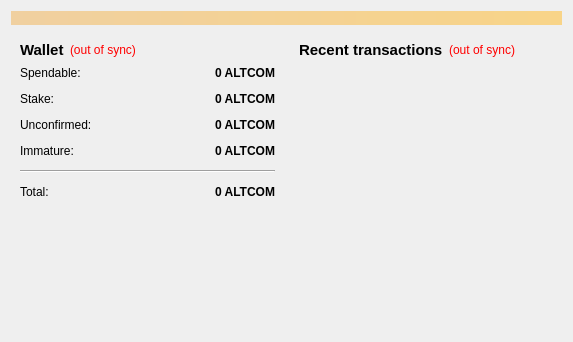
Before: the Qt Designer form src/qt/forms/overviewpage.ui in altcommunitycoin/altcommunitycoin-skunk, drawn with Qt 5.
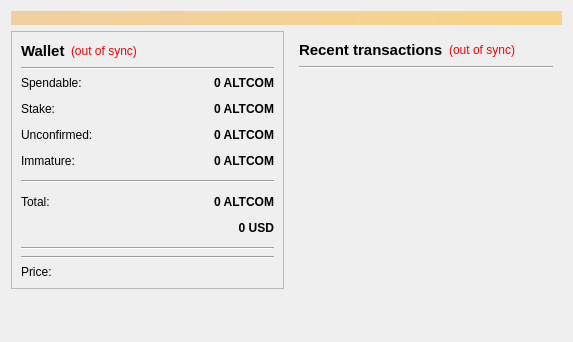
After: the same form once the commit is applied.

What changed in the file:
```diff
--- a/src/qt/forms/overviewpage.ui
+++ b/src/qt/forms/overviewpage.ui
@@ -36,7 +36,19 @@
      <item>
       <layout class="QVBoxLayout" name="verticalLayout_2">
        <item>
-        <widget class="QWidget" name="widget" native="true">
+        <widget class="QFrame" name="frameBalance">
+         <property name="enabled">
+          <bool>true</bool>
+         </property>
+         <property name="frameShape">
+          <enum>QFrame::StyledPanel</enum>
+         </property>
+         <property name="frameShadow">
+          <enum>QFrame::Raised</enum>
+         </property>
+         <property name="lineWidth">
+          <number>2</number>
+         </property>
          <layout class="QVBoxLayout" name="verticalLayout_4">
           <item>
            <layout class="QHBoxLayout" name="horizontalLayout_4">
@@ -85,6 +97,13 @@
             </item>
            </layout>
           </item>
+          <item>
+           <widget class="Line" name="line_4">
+            <property name="orientation">
+             <enum>Qt::Horizontal</enum>
+            </property>
+           </widget>
+          </item>
           <item>
            <layout class="QFormLayout" name="formLayout_2">
             <property name="fieldGrowthPolicy">
@@ -260,8 +279,97 @@
               </property>
              </widget>
             </item>
+            <item row="6" column="1">
+             <widget class="QLabel" name="labelTotalInUSD">
+              <property name="font">
+               <font>
+                <weight>75</weight>
+                <bold>true</bold>
+               </font>
+              </property>
+              <property name="cursor">
+               <cursorShape>IBeamCursor</cursorShape>
+              </property>
+              <property name="toolTip">
+               <string notr="true">Your current total balance in USD</string>
+              </property>
+              <property name="text">
+               <string notr="true">0 USD</string>
+              </property>
+              <property name="alignment">
+               <set>Qt::AlignRight|Qt::AlignTrailing|Qt::AlignVCenter</set>
+              </property>
+              <property name="textInteractionFlags">
+               <set>Qt::LinksAccessibleByMouse|Qt::TextSelectableByKeyboard|Qt::TextSelectableByMouse</set>
+              </property>
+             </widget>
+            </item>
+            <item row="7" column="0" colspan="2">
+             <widget class="Line" name="line_2">
+              <property name="orientation">
+               <enum>Qt::Horizontal</enum>
+              </property>
+             </widget>
+            </item>
            </layout>
           </item>
+          <item>
+           <widget class="Line" name="line_3">
+            <property name="orientation">
+             <enum>Qt::Horizontal</enum>
+            </property>
+           </widget>
+          </item>
+          <item>
+           <widget class="QFrame" name="framePrice">
+            <property name="frameShadow">
+             <enum>QFrame::Raised</enum>
+            </property>
+            <property name="lineWidth">
+             <number>2</number>
+            </property>
+            <layout class="QVBoxLayout" name="verticalLayout_5">
+             <property name="leftMargin">
+              <number>0</number>
+             </property>
+             <property name="topMargin">
+              <number>0</number>
+             </property>
+             <property name="rightMargin">
+              <number>0</number>
+             </property>
+             <property name="bottomMargin">
+              <number>0</number>
+             </property>
+             <item>
+              <layout class="QFormLayout" name="formLayout_3">
+               <property name="fieldGrowthPolicy">
+                <enum>QFormLayout::AllNonFixedFieldsGrow</enum>
+               </property>
+               <property name="horizontalSpacing">
+                <number>12</number>
+               </property>
+               <property name="verticalSpacing">
+                <number>12</number>
+               </property>
+               <item row="0" column="0">
+                <widget class="QLabel" name="labelPriceText">
+                 <property name="maximumSize">
+                  <size>
+                   <width>110</width>
+                   <height>16777215</height>
+                  </size>
+                 </property>
+                 <property name="text">
+                  <string>Price:</string>
+                 </property>
+                </widget>
+               </item>
+              </layout>
+             </item>
+            </layout>
+           </widget>
+          </item>
          </layout>
         </widget>
        </item>
@@ -270,6 +378,9 @@
          <property name="orientation">
           <enum>Qt::Vertical</enum>
          </property>
+         <property name="sizeType">
+          <enum>QSizePolicy::Expanding</enum>
+         </property>
          <property name="sizeHint" stdset="0">
           <size>
            <width>20</width>
@@ -332,6 +443,13 @@
             </item>
            </layout>
           </item>
+          <item>
+           <widget class="Line" name="line_5">
+            <property name="orientation">
+             <enum>Qt::Horizontal</enum>
+            </property>
+           </widget>
+          </item>
           <item>
            <widget class="QListView" name="listTransactions">
             <property name="styleSheet">
```
